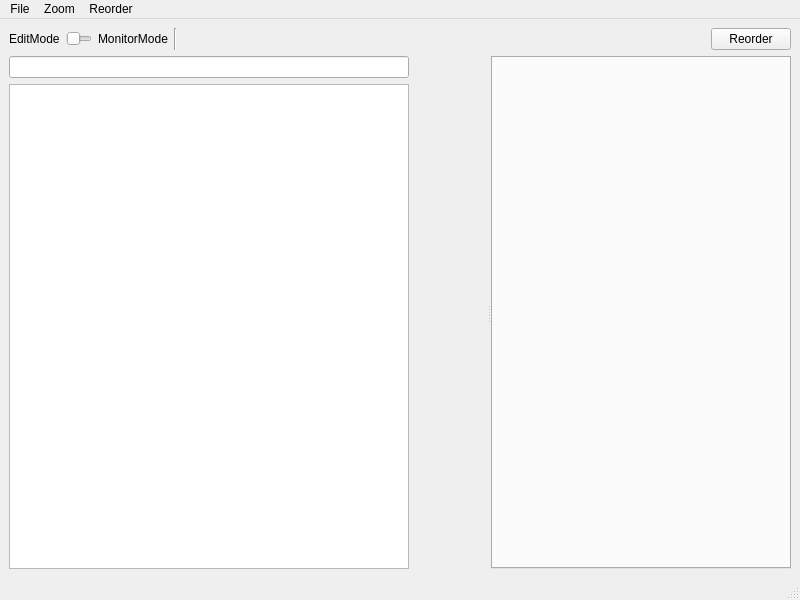
Qt form bt_editor/mainwindow.ui (BehaviorTree/Groot) before a commit.
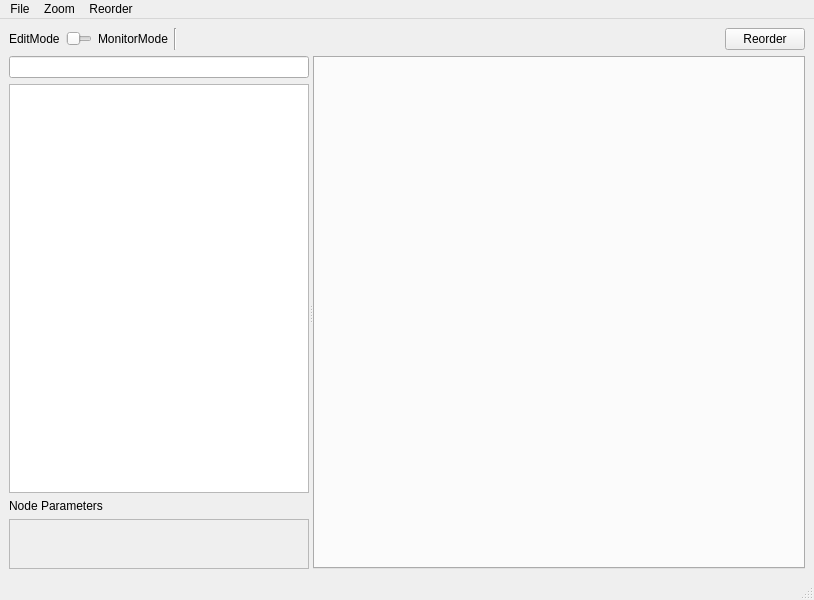
The same form after that commit.

Commit message: Node parameters added. To be tested more thoughtfully

```diff
--- a/bt_editor/mainwindow.ui
+++ b/bt_editor/mainwindow.ui
@@ -6,7 +6,7 @@
    <rect>
     <x>0</x>
     <y>0</y>
-    <width>800</width>
+    <width>814</width>
     <height>600</height>
    </rect>
   </property>
@@ -118,7 +118,10 @@
        <enum>Qt::Horizontal</enum>
       </property>
       <widget class="QWidget" name="layoutWidget">
-       <layout class="QVBoxLayout" name="verticalLayout_3" stretch="0,1">
+       <layout class="QVBoxLayout" name="verticalLayout_3" stretch="0,1,0,0">
+        <property name="sizeConstraint">
+         <enum>QLayout::SetMaximumSize</enum>
+        </property>
         <property name="leftMargin">
          <number>0</number>
         </property>
@@ -132,7 +135,7 @@
          <widget class="QLineEdit" name="lineEditFilter">
           <property name="maximumSize">
            <size>
-            <width>400</width>
+            <width>300</width>
             <height>16777215</height>
            </size>
           </property>
@@ -145,7 +148,7 @@
          <widget class="QTreeWidget" name="treeWidget">
           <property name="maximumSize">
            <size>
-            <width>400</width>
+            <width>300</width>
             <height>16777215</height>
            </size>
           </property>
@@ -177,6 +180,55 @@
           </column>
          </widget>
         </item>
+        <item>
+         <widget class="QLabel" name="label">
+          <property name="text">
+           <string>Node Parameters</string>
+          </property>
+         </widget>
+        </item>
+        <item>
+         <widget class="QFrame" name="parametersFrame">
+          <property name="minimumSize">
+           <size>
+            <width>0</width>
+            <height>50</height>
+           </size>
+          </property>
+          <property name="maximumSize">
+           <size>
+            <width>300</width>
+            <height>500</height>
+           </size>
+          </property>
+          <property name="frameShape">
+           <enum>QFrame::StyledPanel</enum>
+          </property>
+          <property name="frameShadow">
+           <enum>QFrame::Raised</enum>
+          </property>
+          <layout class="QVBoxLayout" name="verticalLayout_4">
+           <property name="spacing">
+            <number>1</number>
+           </property>
+           <property name="leftMargin">
+            <number>1</number>
+           </property>
+           <property name="topMargin">
+            <number>1</number>
+           </property>
+           <property name="rightMargin">
+            <number>1</number>
+           </property>
+           <property name="bottomMargin">
+            <number>1</number>
+           </property>
+           <item>
+            <layout class="QVBoxLayout" name="parametersLayout"/>
+           </item>
+          </layout>
+         </widget>
+        </item>
        </layout>
       </widget>
       <widget class="QTabWidget" name="tabWidget">
@@ -208,7 +260,7 @@
     <rect>
      <x>0</x>
      <y>0</y>
-     <width>800</width>
+     <width>814</width>
      <height>22</height>
     </rect>
    </property>
```
Left out of the diff: 12 changed lines with no effect on the pictures. The commit also changes 12 other files.
